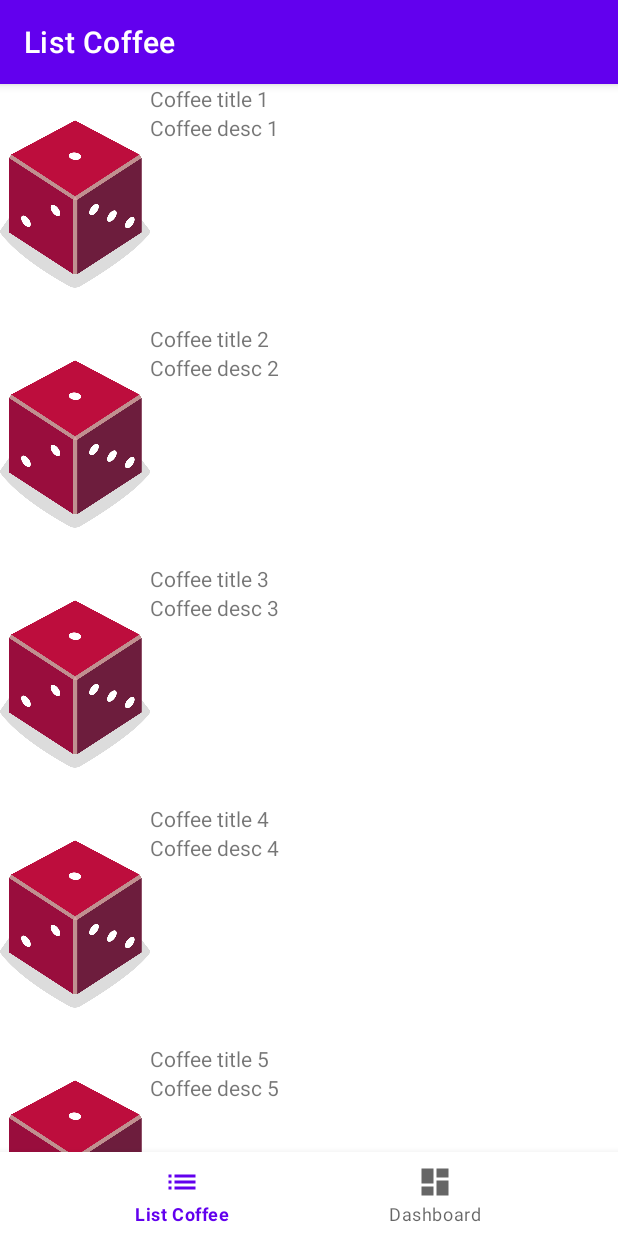
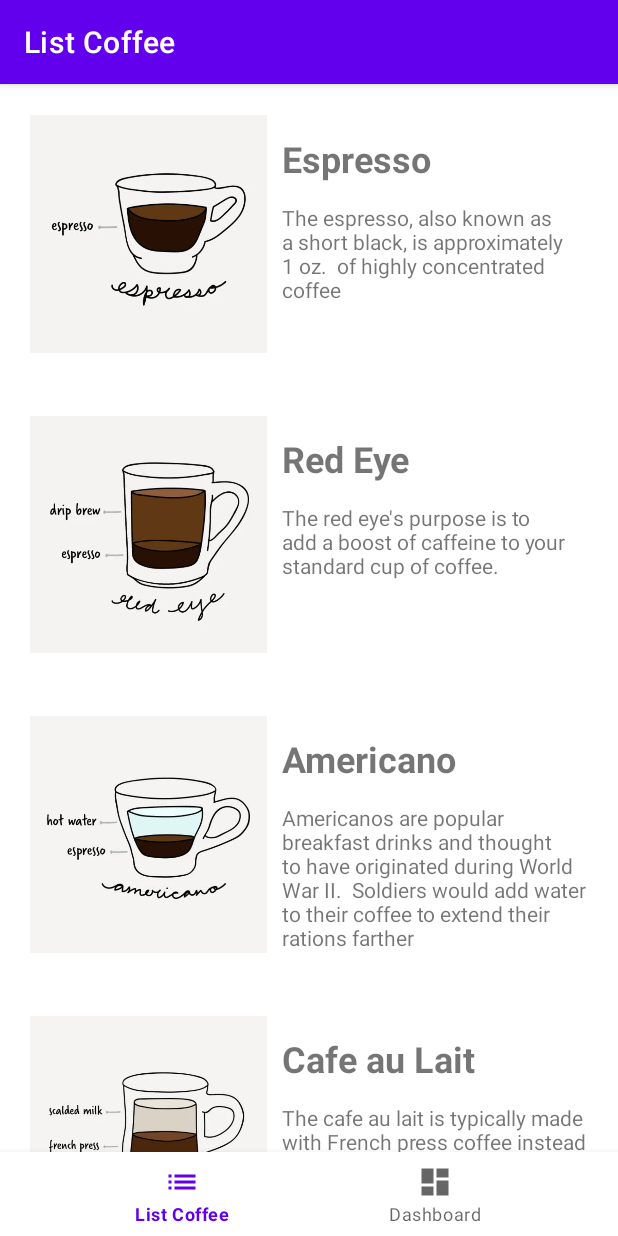
Before and after one commit to Lawytel/mobcom_assignment4, an Android app: the screen it shows after launch (MainActivity), on a phone screen of 412 x 824 dp. Run offline under Robolectric (Android 15) with nearby library versions, the phone set to English and light mode, and no system bars; our stand-ins replace navigation-ui.

Commit message:
Add drawables rsc, modify some margin & padding, and add FavoriteCoffee for future use

```diff
--- a/app/src/main/java/unj/cs/hw4/adapter/ItemAdapter.kt
+++ b/app/src/main/java/unj/cs/hw4/adapter/ItemAdapter.kt
@@ -34,7 +34,8 @@ class ItemAdapter(private val context: Context, private val dataset: List<Coffee
         val item = dataset[position]
         holder.textView.text = context.resources.getString(item.titleResourceId)
         holder.imageView.setImageResource(item.imageResourceId)
-        holder.descView.text = context.resources.getString(item.descResourceId)
+        val descPreview = (context.resources.getString(item.descResourceId)).split(".")
+        holder.descView.text = descPreview[0] + ". " + descPreview[1]
         holder.card.setOnClickListener{
             val action: NavDirections = HomeFragmentDirections.actionNavigationHomeToDetailsFragment(position)
             holder.view.findNavController().navigate(action)
--- a/app/src/main/java/unj/cs/hw4/data/Datasource.kt
+++ b/app/src/main/java/unj/cs/hw4/data/Datasource.kt
@@ -6,16 +6,16 @@ import unj.cs.hw4.model.Coffee
 class Datasource {
     fun loadDataset() : List<Coffee> {
         return listOf<Coffee>(
-            Coffee(R.string.coffee1, R.drawable.dice_1, R.string.coffee_desc1),
-            Coffee(R.string.coffee2, R.drawable.dice_1, R.string.coffee_desc2),
-            Coffee(R.string.coffee3, R.drawable.dice_1, R.string.coffee_desc3),
-            Coffee(R.string.coffee4, R.drawable.dice_1, R.string.coffee_desc4),
-            Coffee(R.string.coffee5, R.drawable.dice_1, R.string.coffee_desc5),
-            Coffee(R.string.coffee6, R.drawable.dice_1, R.string.coffee_desc6),
-            Coffee(R.string.coffee7, R.drawable.dice_1, R.string.coffee_desc7),
-            Coffee(R.string.coffee8, R.drawable.dice_1, R.string.coffee_desc8),
-            Coffee(R.string.coffee9, R.drawable.dice_1, R.string.coffee_desc9),
-            Coffee(R.string.coffee10, R.drawable.dice_1, R.string.coffee_desc10)
+            Coffee(R.string.coffee1, R.drawable.coffee_1, R.string.coffee_desc1),
+            Coffee(R.string.coffee2, R.drawable.coffee_2, R.string.coffee_desc2),
+            Coffee(R.string.coffee3, R.drawable.coffee_3, R.string.coffee_desc3),
+            Coffee(R.string.coffee4, R.drawable.coffee_4, R.string.coffee_desc4),
+            Coffee(R.string.coffee5, R.drawable.coffee_5, R.string.coffee_desc5),
+            Coffee(R.string.coffee6, R.drawable.coffee_6, R.string.coffee_desc6),
+            Coffee(R.string.coffee7, R.drawable.coffee_7, R.string.coffee_desc7),
+            Coffee(R.string.coffee8, R.drawable.coffee_8, R.string.coffee_desc8),
+            Coffee(R.string.coffee9, R.drawable.coffee_9, R.string.coffee_desc9),
+            Coffee(R.string.coffee10, R.drawable.coffee_10, R.string.coffee_desc10)
         )
     }
 }
--- a/app/src/main/res/layout/fragment_details.xml
+++ b/app/src/main/res/layout/fragment_details.xml
@@ -51,6 +51,7 @@
         android:layout_gravity="bottom|end"
         android:layout_marginEnd="16dp"
         android:layout_marginBottom="16dp"
+        android:importantForAccessibility="no"
         app:elevation="0dp"
         app:srcCompat="@drawable/ic_favorite" />
 </FrameLayout>
--- a/app/src/main/res/layout/list_item.xml
+++ b/app/src/main/res/layout/list_item.xml
@@ -8,6 +8,7 @@
     android:importantForAccessibility="no"
     android:orientation="vertical"
     android:clickable="true"
+    android:padding="20dp"
     android:focusable="true">
 
     <LinearLayout
@@ -17,10 +18,11 @@
 
         <ImageView
             android:id="@+id/item_image"
-            android:layout_width="199dp"
+            android:layout_width="326dp"
             android:layout_height="160dp"
             android:layout_weight="1"
-            app:srcCompat="@drawable/dice_1" />
+            app:srcCompat="@drawable/dice_1"
+            android:layout_marginEnd="10dp" />
 
         <LinearLayout
             android:layout_width="match_parent"
@@ -31,7 +33,10 @@
             <TextView
                 android:id="@+id/item_title"
                 android:layout_width="wrap_content"
-                android:layout_height="wrap_content"
+                android:layout_height="59dp"
+                android:gravity="center_vertical"
+                android:textSize="24sp"
+                android:textStyle="bold"
                 tools:text="@string/coffee1" />
 
             <TextView
@@ -40,7 +45,7 @@
                 android:layout_height="wrap_content"
                 tools:text="@string/coffee_desc1" />
 
-<!--            <Button-->
+            <!--            <Button-->
 <!--                android:id="@+id/button_to_detail"-->
 <!--                android:layout_width="wrap_content"-->
 <!--                android:layout_height="wrap_content"-->
--- a/app/src/main/res/values/strings.xml
+++ b/app/src/main/res/values/strings.xml
@@ -3,26 +3,26 @@
     <string name="title_home">List Coffee</string>
     <string name="title_dashboard">Dashboard</string>
     <string name="title_notifications">Notifications</string>
-    <string name="coffee1">Coffee title 1</string>
-    <string name="coffee2">Coffee title 2</string>
-    <string name="coffee3">Coffee title 3</string>
-    <string name="coffee4">Coffee title 4</string>
-    <string name="coffee5">Coffee title 5</string>
-    <string name="coffee6">Coffee title 6</string>
-    <string name="coffee7">Coffee title 7</string>
-    <string name="coffee8">Coffee title 8</string>
-    <string name="coffee9">Coffee title 9</string>
-    <string name="coffee10">Coffee title 10</string>
-    <string name="coffee_desc1">Coffee desc 1</string>
-    <string name="coffee_desc2">Coffee desc 2</string>
-    <string name="coffee_desc3">Coffee desc 3</string>
-    <string name="coffee_desc4">Coffee desc 4</string>
-    <string name="coffee_desc5">Coffee desc 5</string>
-    <string name="coffee_desc6">Coffee desc 6</string>
-    <string name="coffee_desc7">Coffee desc 7</string>
-    <string name="coffee_desc8">Coffee desc 8</string>
-    <string name="coffee_desc9">Coffee desc 9</string>
-    <string name="coffee_desc10">Coffee desc 10</string>
+    <string name="coffee1">Espresso</string>
+    <string name="coffee2">Red Eye</string>
+    <string name="coffee3">Americano</string>
+    <string name="coffee4">Cafe au Lait</string>
+    <string name="coffee5">Macchiato</string>
+    <string name="coffee6">Cortado</string>
+    <string name="coffee7">Breve</string>
+    <string name="coffee8">Cappuccino</string>
+    <string name="coffee9">Cafe Latte</string>
+    <string name="coffee10">Mocha</string>
+    <string name="coffee_desc1">The espresso, also known as a short black, is approximately 1 oz. of highly concentrated coffee. Although simple in appearance, it can be difficult to master.</string>
+    <string name="coffee_desc2">The red eye\'s purpose is to add a boost of caffeine to your standard cup of coffee.</string>
+    <string name="coffee_desc3">Americanos are popular breakfast drinks and thought to have originated during World War II. Soldiers would add water to their coffee to extend their rations farther. The water dilutes the espresso while still maintaining a high level of caffeine.</string>
+    <string name="coffee_desc4">The cafe au lait is typically made with French press coffee instead of an espresso shot to bring out the different flavors in the coffee. It is then paired with scalded milk instead of steamed milk and poured at a 50/50 ratio.</string>
+    <string name="coffee_desc5">The word macchiato means mark or stain. This is in reference to the mark that steamed milk leaves on the surface of the espresso as it is dashed into the drink. Flavoring syrups are often added to the drink according to customer preference.</string>
+    <string name="coffee_desc6">The cortado takes the macchiato one step further by evenly balancing the espresso with warm milk in order to reduce the acidity.</string>
+    <string name="coffee_desc7">The breve provides a decadent twist on the average espresso, adding steamed half-and-half to create a rich and creamy texture.</string>
+    <string name="coffee_desc8">This creamy coffee drink is usually consumed at breakfast time in Italy and is loved in the United States as well. It is usually associated with indulgence and comfort because of its thick foam layer and additional flavorings that can be added to it.</string>
+    <string name="coffee_desc9">Cafe lattes are considered an introductory coffee drink since the acidity and bitterness of coffee are cut by the amount of milk in the beverage. Flavoring syrups are often added to the latte for those who enjoy sweeter drinks.</string>
+    <string name="coffee_desc10">The mocha is considered a coffee and hot chocolate hybrid. The chocolate powder or syrup gives it a rich and creamy flavor and cuts the acidity of the espresso.</string>
     <!-- TODO: Remove or change this placeholder text -->
     <string name="hello_blank_fragment">Hello blank fragment</string>
     <string name="coffee_name">Coffee Name %s</string>
```
Also changed, not shown: app/src/main/java/unj/cs/hw4/data/FavoriteCoffee.kt (added, +19 -0 lines), app/src/main/java/unj/cs/hw4/ui/dashboard/DashboardFragment.kt (+13 -6 lines), app/src/main/res/layout/fragment_dashboard.xml (+8 -15 lines), app/src/main/res/drawable/coffee_1.png (added), app/src/main/res/drawable/coffee_10.png (added), app/src/main/res/drawable/coffee_2.png (added), app/src/main/res/drawable/coffee_3.png (added), app/src/main/res/drawable/coffee_4.png (added), app/src/main/res/drawable/coffee_5.png (added), app/src/main/res/drawable/coffee_6.png (added), app/src/main/res/drawable/coffee_7.png (added), app/src/main/res/drawable/coffee_8.png (added), app/src/main/res/drawable/coffee_9.png (added).
